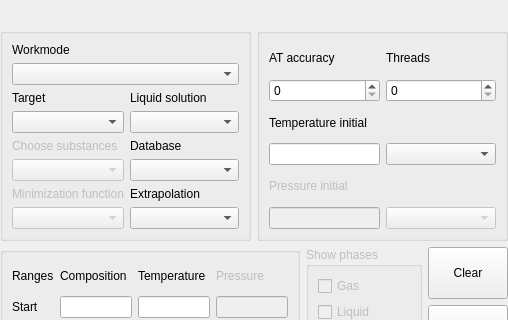
The window that src/calculationparameters.ui (alexonemore/atc) describes before a commit, drawn with Qt 5; both pictures show x 0 to 508 and y 145 to 465 of the 508 by 559 pixel window.
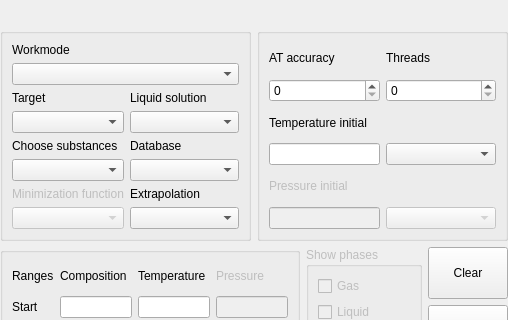
The same window after the commit. Custom widgets are drawn as their Qt base class.

Diff of the .ui file:
```diff
--- a/src/calculationparameters.ui
+++ b/src/calculationparameters.ui
@@ -44,17 +44,10 @@
        </property>
        <layout class="QGridLayout" name="gridLayout_3">
         <item row="5" column="0">
-         <widget class="QComboBox" name="choose_substances">
-          <property name="enabled">
-           <bool>false</bool>
-          </property>
-         </widget>
+         <widget class="QComboBox" name="choose_substances"/>
         </item>
         <item row="4" column="0">
          <widget class="QLabel" name="label_28">
-          <property name="enabled">
-           <bool>false</bool>
-          </property>
           <property name="text">
            <string>Choose substances</string>
           </property>
```
